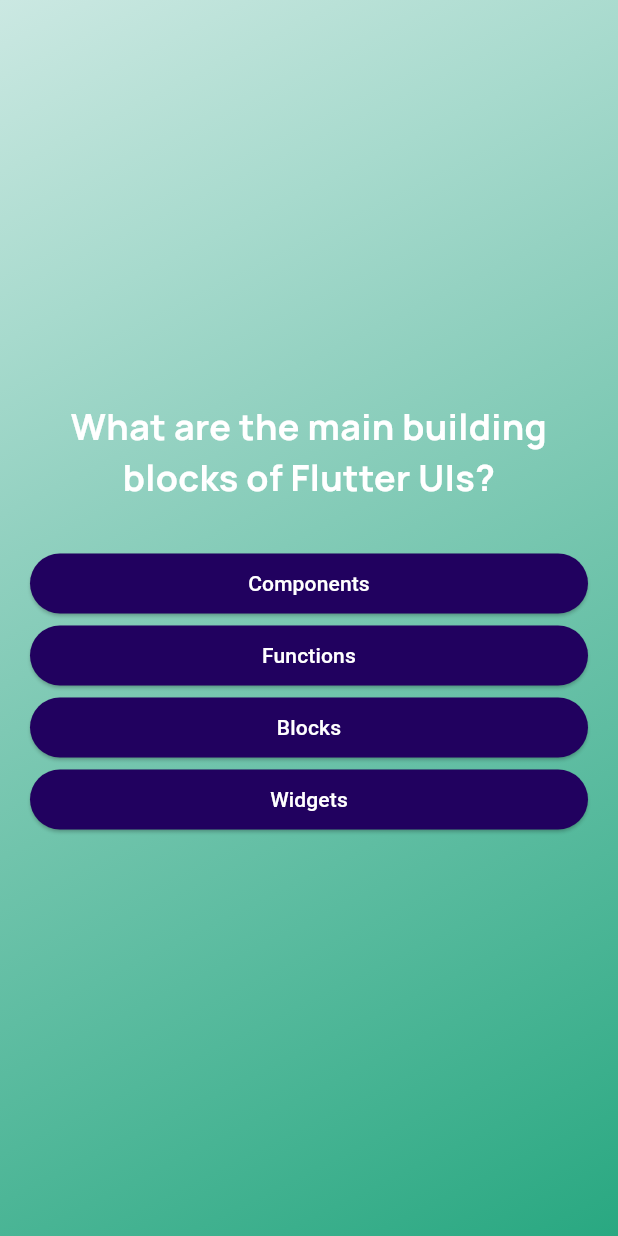
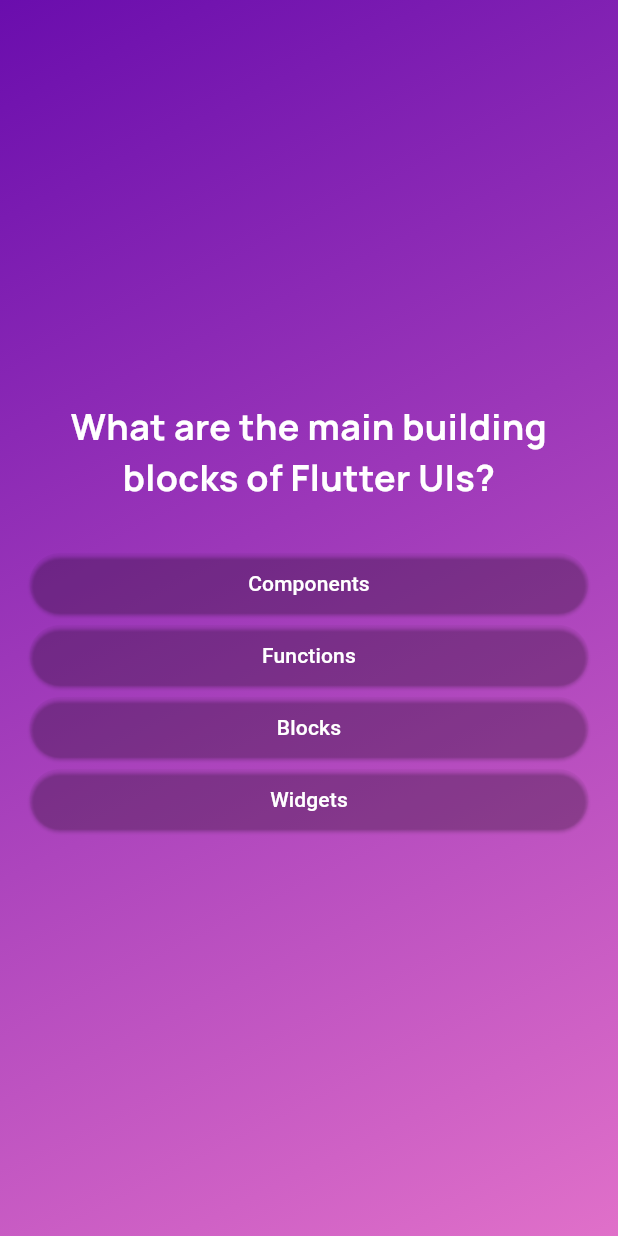
Before and after one commit to rebertiger/kodlabquiz, a Flutter app: the screen it shows after launch, after a tap on "Let's start!", on a phone screen of 412 x 824 dp. Run offline on Flutter 3.47's test engine with Material 3 defaults, Android fonts, the phone set to English and light mode, and no system bars; our stand-ins replace google_fonts.

Commit message:
Recreate UI.
Interface looks better now,
User is informed about the questions he/she answered true or false.

```diff
--- a/lib/WelcomePage.dart
+++ b/lib/WelcomePage.dart
@@ -36,7 +36,7 @@
           ),
           FilledButton.tonalIcon(
             style: FilledButton.styleFrom(
-              backgroundColor: const Color.fromARGB(255, 125, 152, 110),
+              backgroundColor: const Color(0xFFD8BFD8),
             ),
             onPressed: () {
               startQuiz();
--- a/lib/answer_button.dart
+++ b/lib/answer_button.dart
@@ -15,7 +15,7 @@
       onPressed: onTap,
       style: ElevatedButton.styleFrom(
           padding: const EdgeInsets.symmetric(vertical: 10, horizontal: 40),
-          backgroundColor: const Color.fromARGB(255, 33, 1, 95),
+          backgroundColor: Colors.transparent,
           foregroundColor: Colors.white,
           shape: RoundedRectangleBorder(
             borderRadius: BorderRadius.circular(50),
--- a/lib/quiz.dart
+++ b/lib/quiz.dart
@@ -61,16 +61,14 @@
               begin: Alignment.topLeft,
               end: Alignment.bottomRight,
               colors: [
-                Color.fromARGB(255, 203, 232, 226),
-                Color.fromARGB(255, 185, 225, 215),
-                Color.fromARGB(255, 167, 218, 205),
-                Color.fromARGB(255, 149, 210, 194),
-                Color.fromARGB(255, 131, 203, 183),
-                Color.fromARGB(255, 113, 196, 172),
-                Color.fromARGB(255, 95, 189, 162),
-                Color.fromARGB(255, 77, 182, 151),
-                Color.fromARGB(255, 59, 175, 140),
-                Color.fromARGB(255, 41, 168, 129)
+                Color(0xFF6A0DAD),
+                Color(0xFF7A1BB1),
+                Color(0xFF8B29B5),
+                Color(0xFF9C37B9),
+                Color(0xFFAD45BD),
+                Color(0xFFBE53C1),
+                Color(0xFFCF61C5),
+                Color(0xFFE070C9),
               ],
             ),
           ),
```
Also changed, not shown: lib/questions_summary.dart (+53 -8 lines), lib/results_screen.dart (+48 -9 lines).
